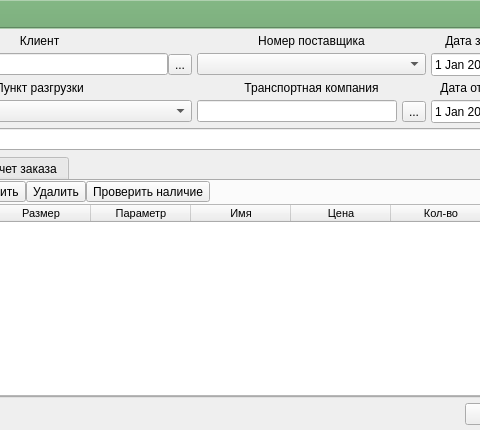
First picture: the form in ui/order.ui, repository Meller008/CRM-Avi, before the edit; both pictures show x 118 to 598 and y 0 to 430 of the 753 by 430 pixel window.
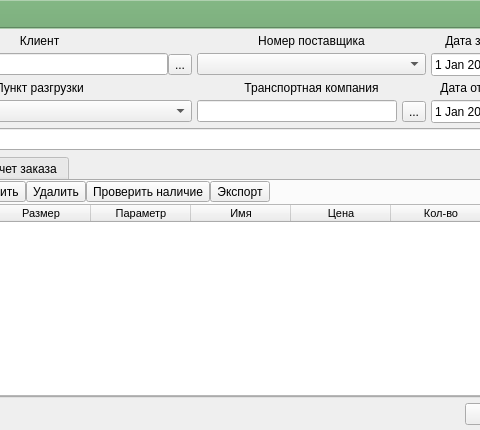
Second picture: the form after the edit.

Diff of the .ui file:
```diff
--- a/ui/order.ui
+++ b/ui/order.ui
@@ -262,6 +262,13 @@
             </property>
            </widget>
           </item>
+          <item>
+           <widget class="QToolButton" name="toolButton">
+            <property name="text">
+             <string>Экспорт</string>
+            </property>
+           </widget>
+          </item>
           <item>
            <spacer name="horizontalSpacer">
             <property name="orientation">
```
Left out of the diff: 17 changed lines with no effect on the pictures.
